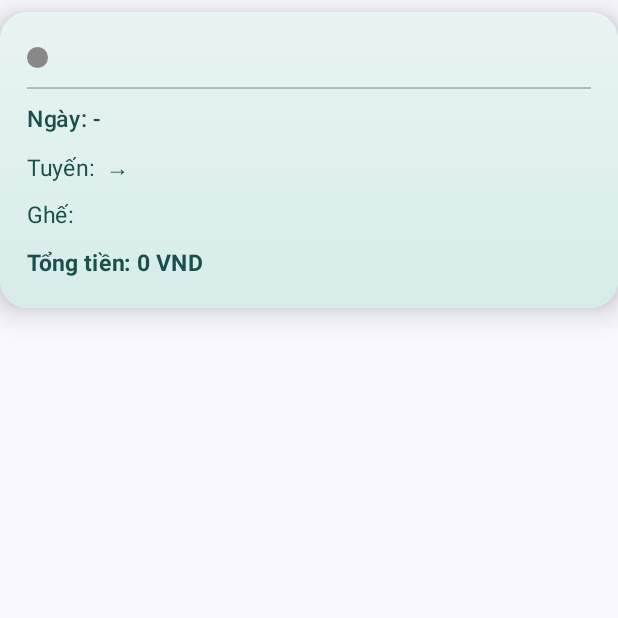
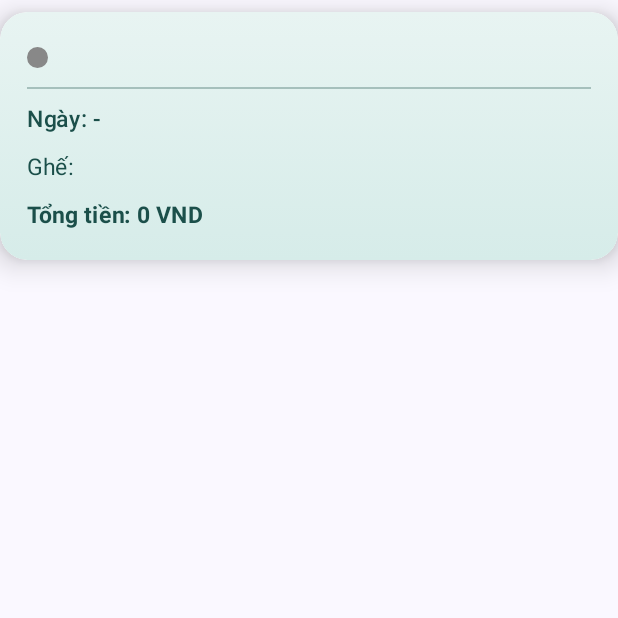
Before and after one commit to AppDatVeXe4F/4FBooking, an Android app built with Jetpack Compose: the composable TicketCard shown on its own in the app's theme, on a phone screen of 412 x 824 dp, the top half of it. Run offline under Robolectric (Android 15) with nearby library versions, the phone set to English and light mode, and no system bars.

Commit message:
fix tuyen va thanh toan o ve cua toi

```diff
--- a/app/src/main/java/com/example/a4f/data/Ticket.kt
+++ b/app/src/main/java/com/example/a4f/data/Ticket.kt
@@ -12,5 +12,5 @@ data class Ticket(
     val user: String? = null,
     val source: String = "",
     val destination: String = "",
-    val isPaid: Boolean = false
+    val isPaid: Boolean = true
 )
--- a/app/src/main/java/com/example/a4f/screens/MyTicketsScreen.kt
+++ b/app/src/main/java/com/example/a4f/screens/MyTicketsScreen.kt
@@ -136,7 +136,6 @@ fun TicketCard(ticket: Ticket, onClick: () -> Unit) {
                                     "upcoming" -> Color(0xFF2E7D32)
                                     "today" -> Color(0xFF1976D2)
                                     "completed" -> Color.Gray
-                                    "cancelled" -> Color(0xFFD32F2F)
                                     else -> Color.Gray
                                 }
                             )
@@ -149,7 +148,6 @@ fun TicketCard(ticket: Ticket, onClick: () -> Unit) {
 
                 val textColor = Color(0xFF1B4F4A)
                 Text("Ngày: ${ticket.bookedAt?.toDate()?.let { dateFormat.format(it) } ?: "-"}", color = textColor, fontSize = 15.sp, fontWeight = FontWeight.Medium)
-                Text("Tuyến: ${ticket.source} → ${ticket.destination}", color = textColor, fontSize = 15.sp)
                 Text("Ghế: ${ticket.seatNumber.joinToString(", ")}", color = textColor, fontSize = 15.sp)
                 Text("Tổng tiền: ${ticket.totalPrice} VND", color = textColor, fontSize = 15.sp, fontWeight = FontWeight.Bold)
             }
--- a/app/src/main/java/com/example/a4f/screens/TicketDetailScreen.kt
+++ b/app/src/main/java/com/example/a4f/screens/TicketDetailScreen.kt
@@ -50,8 +50,7 @@ fun TicketDetailScreen(
     }
 
     val dateFormat = SimpleDateFormat("dd/MM/yyyy HH:mm", Locale.getDefault())
-    val isPaid = ticket.isPaid ?: false
-
+    val isPaid = true
     Scaffold(
         topBar = {
             TopAppBar(
@@ -136,7 +135,6 @@ fun TicketDetailScreen(
                                             "upcoming" -> Color(0xFF2E7D32)
                                             "today" -> Color(0xFF1976D2)
                                             "completed" -> Color.Gray
-                                            "cancelled" -> Color(0xFFD32F2F)
                                             else -> Color.Gray
                                         }
                                     )
@@ -154,7 +152,6 @@ fun TicketDetailScreen(
 
                         val textColor = Color(0xFF1B4F4A)
                         TicketInfoRow("Ngày", ticket.bookedAt?.toDate()?.let { dateFormat.format(it) } ?: "-", textColor)
-                        TicketInfoRow("Tuyến", "${ticket.source} → ${ticket.destination}", textColor)
                         TicketInfoRow("Ghế", ticket.seatNumber.joinToString(", "), textColor)
                         TicketInfoRow("Tổng tiền", "${ticket.totalPrice} VND", textColor, bold = true)
 
```
